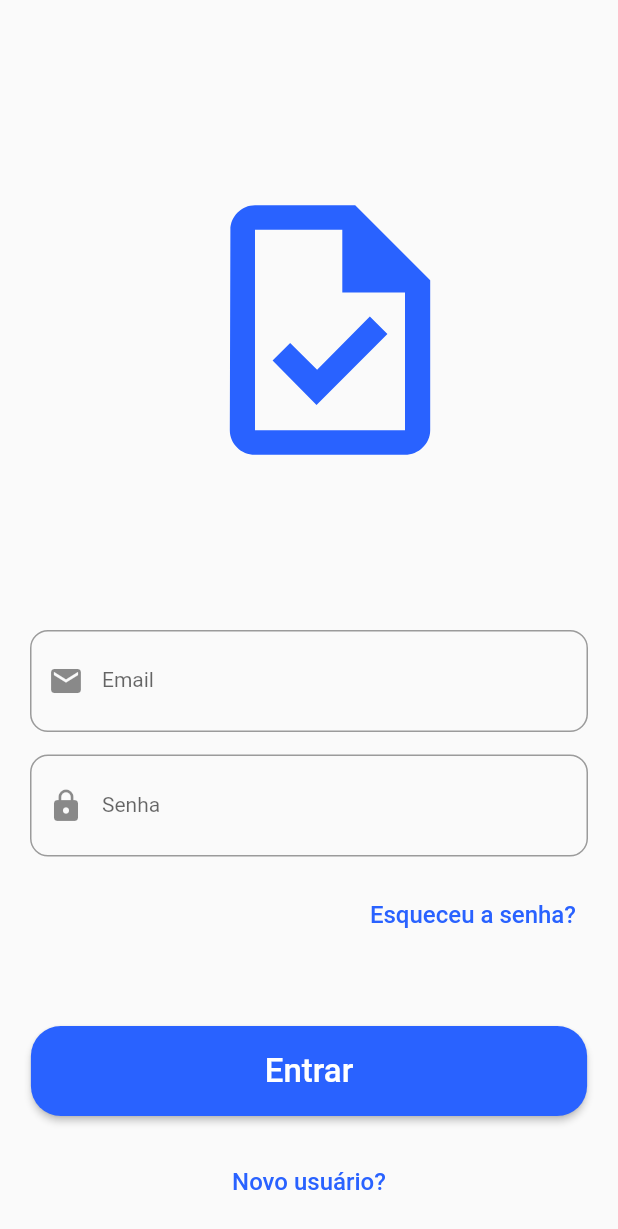
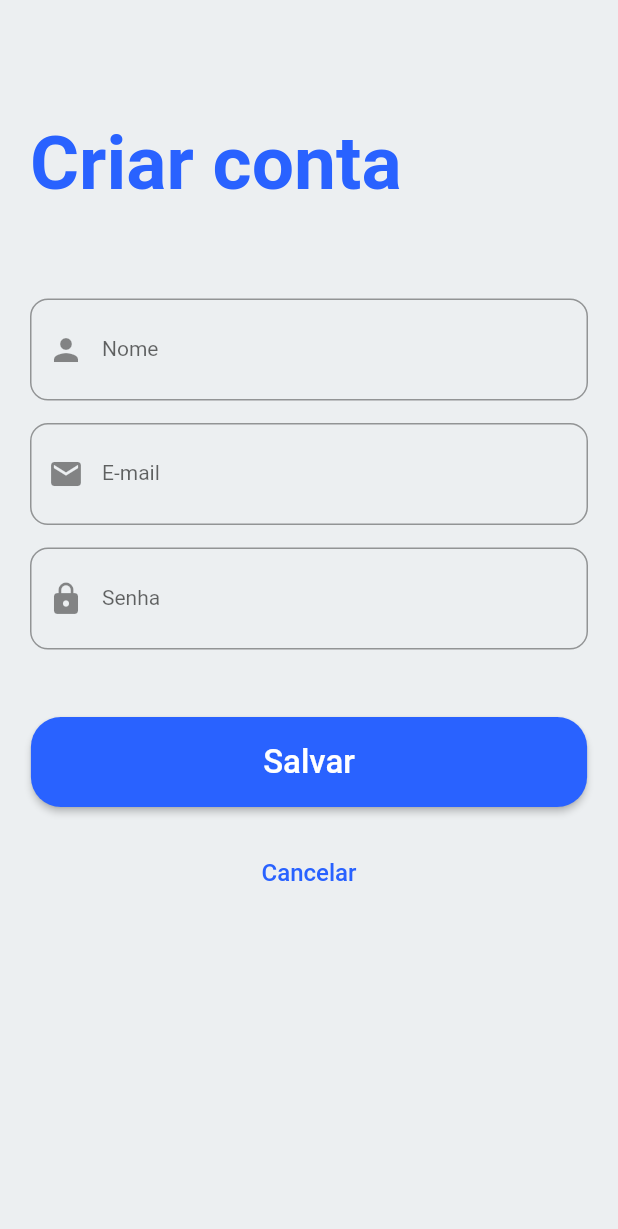
Before and after one commit to guicrisostomo/College-exercises, a Flutter app: the screen it shows after launch, after a tap on "Novo usuário?", on a phone screen of 412 x 824 dp. Shown: the top 1229 px of the screen. Run offline on Flutter 3.47's test engine with Material 2 defaults, Android fonts, the phone set to English and light mode, and no system bars; our stand-ins replace cloud_firestore, firebase_auth, firebase_core, google_fonts; accounts and stored records are empty; network calls fail.

Commit message:
feat: add new pages

```diff
--- a/Mobile app development/integration_firebase/lib/main.dart
+++ b/Mobile app development/integration_firebase/lib/main.dart
@@ -1,6 +1,8 @@
 import 'package:firebase_core/firebase_core.dart';
 import 'package:flutter/material.dart';
 import 'package:integration_firebase/pages/login_page.dart';
+import 'package:integration_firebase/pages/criar_conta_page.dart';
+import 'package:integration_firebase/pages/principal_page.dart';
 
 import 'firebase_options.dart';
 
@@ -22,6 +24,8 @@ Future<void> main() async {
       initialRoute: 'login',
       routes: {
         'login' : (((context) => const LoginPage())),
+        'criar_conta': ((context) => const CriarContaPage()),
+        'principal': ((context) => const TelaPrincipal()),
       },
     ),
   );
--- a/Mobile app development/integration_firebase/lib/pages/criar_conta_page.dart
+++ b/Mobile app development/integration_firebase/lib/pages/criar_conta_page.dart
@@ -0,0 +1,92 @@
+// ignore_for_file: prefer_const_constructors
+
+import 'package:flutter/material.dart';
+import 'package:google_fonts/google_fonts.dart';
+
+import '../controller/login_controller.dart';
+import 'util.dart';
+
+class CriarContaPage extends StatefulWidget {
+  const CriarContaPage({Key? key}) : super(key: key);
+
+  @override
+  State<CriarContaPage> createState() => _CriarContaPageState();
+}
+
+class _CriarContaPageState extends State<CriarContaPage> {
+  var txtNome = TextEditingController();
+  var txtEmail = TextEditingController();
+  var txtSenha = TextEditingController();
+
+  @override
+  Widget build(BuildContext context) {
+    return Scaffold(
+      backgroundColor: Colors.blueGrey.shade50,
+      body: Padding(
+        padding: const EdgeInsets.all(20.0),
+        child: Column(
+          children: [
+            Container(
+              padding: EdgeInsets.fromLTRB(0, 60, 0, 60),
+              child: Row(
+                crossAxisAlignment: CrossAxisAlignment.end,
+                children: [
+                  Expanded(
+                    child: Text(
+                      'Criar conta',
+                      style: GoogleFonts.roboto(
+                        fontSize: 50,
+                        color: Colors.blueAccent.shade700,
+                        fontWeight: FontWeight.bold,
+                      ),
+                    ),
+                  ),
+                ],
+              ),
+            ),
+            campoTexto('Nome', Icons.person, txtNome),
+            campoTexto('E-mail', Icons.email, txtEmail),
+            campoTexto('Senha', Icons.lock, txtSenha, senha: true),
+            SizedBox(
+              height: 30,
+            ),
+            ElevatedButton(
+              onPressed: () {
+                LoginController().criarConta(context,txtNome.text, txtEmail.text, txtSenha.text);
+              },
+              style: ElevatedButton.styleFrom(
+                primary: Colors.blueAccent.shade700,
+                minimumSize: Size(MediaQuery.of(context).size.width * 0.9, 60),
+                shape: RoundedRectangleBorder(
+                  borderRadius: BorderRadius.circular(20.0),
+                ),
+              ),
+              child: Text(
+                'Salvar',
+                style: GoogleFonts.roboto(fontSize: 22),
+              ),
+            ),
+            SizedBox(
+              height: 20,
+            ),
+            Row(
+              mainAxisAlignment: MainAxisAlignment.center,
+              children: [
+                TextButton(
+                  child: Text(
+                    "Cancelar",
+                    style: GoogleFonts.roboto(
+                      fontSize: 16,
+                      color: Colors.blueAccent.shade700,
+                    ),
+                  ),
+                  onPressed: () => {Navigator.pop(context)},
+                ),
+              ],
+            ),
+          ],
+        ),
+      ),
+    );
+  }
+}
```
Also changed, not shown: Mobile app development/integration_firebase/lib/pages/principal_page.dart (+138 -0 lines), Mobile app development/integration_firebase/lib/pages/tarefas_andamento_page.dart (added, +40 -0 lines), Mobile app development/integration_firebase/lib/pages/tarefas_concluidas_page.dart (added, +40 -0 lines), Mobile app development/integration_firebase/lib/pages/tarefas_exibir.dart (added, +98 -0 lines), Mobile app development/integration_firebase/lib/pages/tarefas_page.dart (added, +143 -0 lines).
